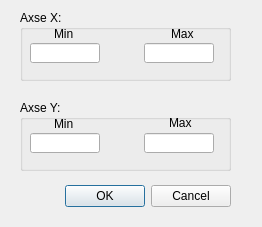
The window that icurve_v2.0/icurve/resource/icv_axse_scale.ui (Sunfe/icurve) describes before a commit, drawn with Qt 5.
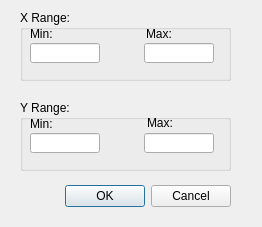
The same window after the commit.

What changed in the file:
```diff
--- a/icurve_v2.0/icurve/resource/icv_axse_scale.ui
+++ b/icurve_v2.0/icurve/resource/icv_axse_scale.ui
@@ -42,7 +42,7 @@
     </rect>
    </property>
    <property name="title">
-    <string>Axse X:</string>
+    <string>X Range:</string>
    </property>
    <widget class="QLineEdit" name="lineEditMinX">
     <property name="geometry">
@@ -67,27 +67,27 @@
    <widget class="QLabel" name="label_2">
     <property name="geometry">
      <rect>
-      <x>151</x>
+      <x>126</x>
       <y>16</y>
-      <width>31</width>
+      <width>41</width>
       <height>16</height>
      </rect>
     </property>
     <property name="text">
-     <string>Max</string>
+     <string>Max:</string>
     </property>
    </widget>
    <widget class="QLabel" name="label">
     <property name="geometry">
      <rect>
-      <x>34</x>
+      <x>10</x>
       <y>14</y>
-      <width>31</width>
+      <width>41</width>
       <height>20</height>
      </rect>
     </property>
     <property name="text">
-     <string>Min</string>
+     <string>Min:</string>
     </property>
    </widget>
   </widget>
@@ -104,7 +104,7 @@
     <enum>Qt::NoFocus</enum>
    </property>
    <property name="title">
-    <string>Axse Y:</string>
+    <string>Y Range:</string>
    </property>
    <widget class="QLineEdit" name="lineEditMaxY">
     <property name="geometry">
@@ -129,27 +129,27 @@
    <widget class="QLabel" name="label_7">
     <property name="geometry">
      <rect>
-      <x>149</x>
+      <x>127</x>
       <y>15</y>
-      <width>31</width>
+      <width>41</width>
       <height>16</height>
      </rect>
     </property>
     <property name="text">
-     <string>Max</string>
+     <string>Max:</string>
     </property>
    </widget>
    <widget class="QLabel" name="label_8">
     <property name="geometry">
      <rect>
-      <x>34</x>
+      <x>10</x>
       <y>14</y>
-      <width>31</width>
+      <width>41</width>
       <height>20</height>
      </rect>
     </property>
     <property name="text">
-     <string>Min</string>
+     <string>Min:</string>
     </property>
    </widget>
    <zorder>lineEditMaxY</zorder>
```
